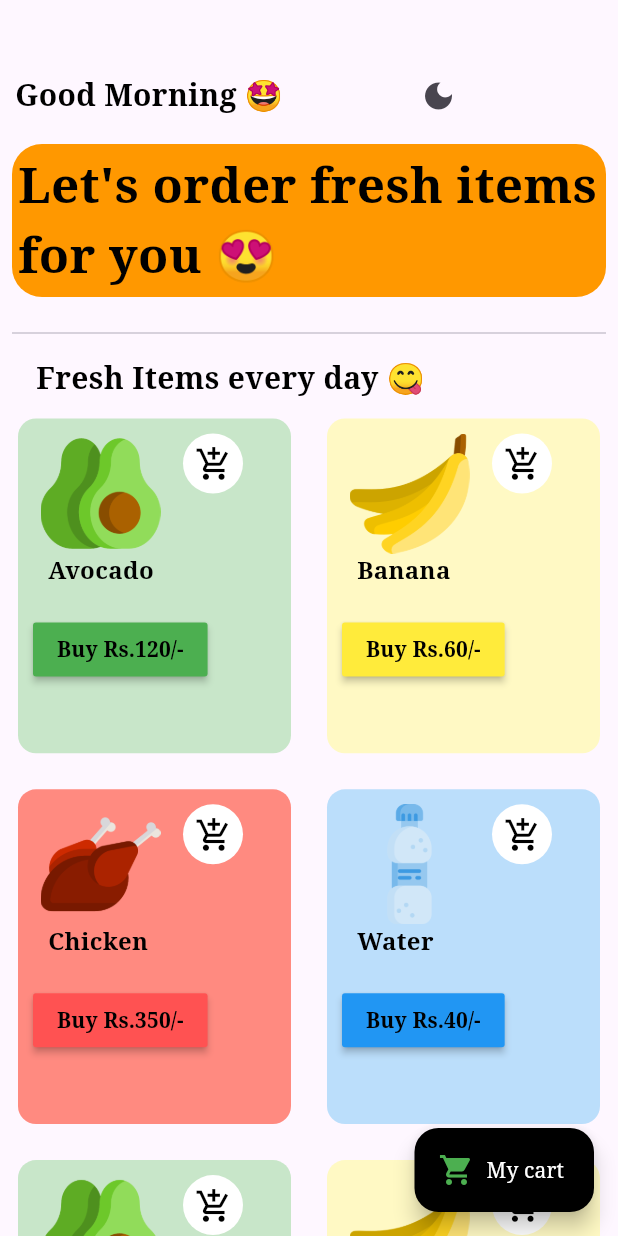
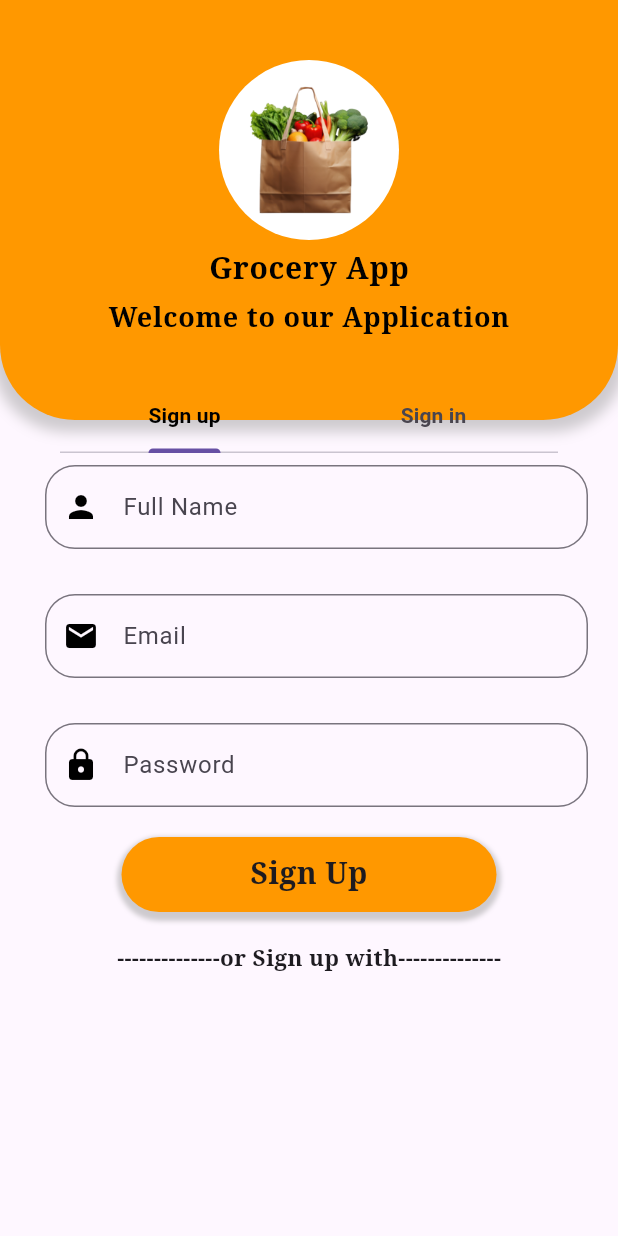
Before and after one commit to krishnarajkumar0610/grocery_app, a Flutter app: the screen it shows after launch, on a phone screen of 412 x 824 dp. Run offline on Flutter 3.47's test engine with Material 3 defaults, Android fonts, the phone set to English and light mode, and no system bars; our stand-ins replace flutter_bloc, google_fonts.

Commit message:
Grocery App

```diff
--- a/grocery_app/lib/bloc/grocery_bloc.dart
+++ b/grocery_app/lib/bloc/grocery_bloc.dart
@@ -17,7 +17,7 @@ class GroceryBloc extends Bloc<GrossEvents, GroceryStates> {
       int index = event.index!;
       cartItems.removeAt(index);
 
-      emit(GroceryStates(cartItems: cartItems,themeStatus: event.themeStatus));
+      emit(GroceryStates(cartItems: cartItems, themeStatus: event.themeStatus));
     });
 
     on<ChangeTheme>((event, emit) async {
@@ -26,7 +26,20 @@ class GroceryBloc extends Bloc<GrossEvents, GroceryStates> {
       theme = !theme;
       List localCarts = event.cartItems!;
       print(theme);
-      emit(GroceryStates(themeStatus: theme, cartItems: localCarts));
+      emit(GroceryStates(themeStatus: theme, cartItems: localCarts,greetingStatus: state.greetingStatus!));
+    });
+
+    on<TimeStatus>((event, emit) async {
+      var hour = DateTime.now().hour;
+      if (hour >= 6 && hour < 12) {
+        emit(GroceryStates(greetingStatus: "Good Morning 🥞", cartItems: event.cartItems!));
+      } else if (hour >= 12 && hour < 17) {
+        emit(GroceryStates(greetingStatus: "Good Afternoon 🍕", cartItems: event.cartItems));
+      } else if (hour >= 17 && hour < 19) {
+        emit(GroceryStates(greetingStatus: "Good Evening 🍫", cartItems: event.cartItems));
+      } else {
+        emit(GroceryStates(greetingStatus: "Good Night 🍛", cartItems: event.cartItems));
+      }
     });
   }
 }
--- a/grocery_app/lib/bloc/grocery_events.dart
+++ b/grocery_app/lib/bloc/grocery_events.dart
@@ -10,14 +10,20 @@ class RemoveItem extends GrossEvents {
   int? index; // this will store the index value
   List localCarts;
   bool? themeStatus;
-  RemoveItem({this.index, required this.localCarts,this.themeStatus
-  });
+
+  RemoveItem({this.index, required this.localCarts, this.themeStatus});
 }
 
 class ChangeTheme extends GrossEvents {
   bool? themeStatus;
   final List? cartItems;
-  ChangeTheme({this.themeStatus,this.cartItems}) {
-    print("VANTEA");
-  }
+  final String? greetings;
+
+  ChangeTheme({this.themeStatus, this.cartItems, this.greetings});
 }
+
+class TimeStatus extends GrossEvents {
+  final List? cartItems;
+
+  TimeStatus({this.cartItems});
+}
--- a/grocery_app/lib/bloc/grocery_states.dart
+++ b/grocery_app/lib/bloc/grocery_states.dart
@@ -67,10 +67,12 @@ class GroceryStates {
   int quantity;
 
   bool? themeStatus;
+  String? greetingStatus;
 
   GroceryStates(
       {this.totalPrice,
       required this.cartItems,
       this.quantity = 1,
+      this.greetingStatus,
       this.themeStatus = true});
 }
--- a/grocery_app/lib/main.dart
+++ b/grocery_app/lib/main.dart
@@ -1,5 +1,6 @@
 import 'package:flutter/material.dart';
 import 'package:flutter_bloc/flutter_bloc.dart';
+import 'package:grocery_app/screens/new_user.dart';
 
 import 'bloc/grocery_bloc.dart';
 import 'bloc/grocery_states.dart';
--- a/grocery_app/lib/screens/cart_page.dart
+++ b/grocery_app/lib/screens/cart_page.dart
@@ -31,8 +31,10 @@ class _CartPageState extends State<CartPage> {
           // Your UI based on state goes here
           return state.cartItems!.isEmpty
               ? const Center(
-                  child:Icon(Icons.remove_shopping_cart,size: 100,)
-          )
+                  child: Icon(
+                  Icons.remove_shopping_cart,
+                  size: 200,
+                ))
               : ListView.builder(
                   itemCount: state.cartItems!.length!,
                   itemBuilder: (context, index) {
--- a/grocery_app/lib/screens/home_page.dart
+++ b/grocery_app/lib/screens/home_page.dart
@@ -25,28 +25,53 @@ class HomePage extends StatelessWidget {
               ),
               Padding(
                 padding: const EdgeInsets.symmetric(horizontal: 10),
-                child: Row(children: [
+                child: Row(
+                    mainAxisAlignment: MainAxisAlignment.spaceAround,
+                    children: [
                       Text(
-                    "Good Morning 🤩",
+                        state.greetingStatus ?? "Good Morning",
                         style: GoogleFonts.notoSerif(
                             fontWeight: FontWeight.bold,
                             fontSize: 20,
-                        color:
-                            state.themeStatus! ? Colors.black : Colors.white),
-                  ),
-                  const SizedBox(
-                    width: 80,
+                            color: state.themeStatus!
+                                ? Colors.black
+                                : Colors.white),
                       ),
                       IconButton(
                           onPressed: () {
                             print("CALLING THEME");
                             context.read<GroceryBloc>().add(ChangeTheme(
                                   themeStatus: state.themeStatus,
-                            cartItems: state.cartItems));
+                                  cartItems: state.cartItems,
+                                ));
                           },
                           icon: state.themeStatus!
-                          ? const Icon(Icons.dark_mode)
-                          : const Icon(Icons.sunny, color: Colors.yellow))
+                              ? const Icon(
+                                  Icons.dark_mode,
+                                  size: 30,
+                                )
+                              : const Icon(
+                                  Icons.sunny,
+                                  color: Colors.yellow,
+                                  size: 30,
+                                )),
+                      CircleAvatar(
+                          radius: 25,
+                          backgroundColor: state.themeStatus!?Colors.black:Colors.white,
+                          child: IconButton(
+                            onPressed: () {
+                              Navigator.push(
+                                  context,
+                                  MaterialPageRoute(
+                                    builder: (context) => const CartPage(),
+                                  ));
+                            },
+                            icon: const Icon(
+                              Icons.shopping_cart,
+                              color: Colors.green,
+                              size: 30,
+                            ),
+                          ))
                     ]),
               ),
               Padding(
@@ -98,24 +123,9 @@ class HomePage extends StatelessWidget {
                       ),
                     );
                   },
-              ))
+                ),
+              )
             ],
-          ),
-        ),
-        floatingActionButton: FloatingActionButton.extended(
-          backgroundColor: Colors.black,
-          onPressed: () => Navigator.push(
-              context,
-              MaterialPageRoute(
-                builder: (context) => const CartPage(),
-              )),
-          label: Text(
-            "My cart",
-            style: GoogleFonts.notoSerif(color: Colors.white),
-          ),
-          icon: const Icon(
-            Icons.shopping_cart,
-            color: Colors.green,
           ),
         ),
       ),
--- /dev/null
+++ b/grocery_app/lib/screens/new_user.dart
@@ -0,0 +1,208 @@
+import 'package:flutter/material.dart';
+import 'package:google_fonts/google_fonts.dart';
+import 'package:grocery_app/screens/home_page.dart';
+
+class NewUser extends StatefulWidget {
+  const NewUser({Key? key}) : super(key: key);
+
+  @override
+  State<NewUser> createState() => _NewUserState();
+}
+
+class _NewUserState extends State<NewUser> {
+  final _fullName = TextEditingController();
+  final _email = TextEditingController();
+  final _password = TextEditingController();
+
+  @override
+  Widget build(BuildContext context) {
+    return DefaultTabController(
+      length: 2,
+      child: Scaffold(
+        appBar: PreferredSize(
+          preferredSize: const Size.fromHeight(280),
+          child: Container(
+            decoration: BoxDecoration(
+              boxShadow: [
+                BoxShadow(
+                  color: Colors.grey.withOpacity(0.5),
+                  spreadRadius: 5,
+                  blurRadius: 7,
+                  offset: const Offset(0, 3),
+                ),
+              ],
+              color: Colors.orange, // Background color
+              borderRadius: const BorderRadius.only(
+                bottomLeft: Radius.circular(50),
+                bottomRight: Radius.circular(50),
+              ),
+            ),
+            child: Column(
+              children: [
+                Padding(
+                  padding: const EdgeInsets.only(top: 40.0),
+                  child: SizedBox(
+                    width: 120,
+                    height: 120,
+                    child: CircleAvatar(
+                      backgroundColor: Colors.white,
+                      child: Padding(
+                        padding: const EdgeInsets.all(15.0),
+                        child: Image.asset(
+                          "assets/logo.png",
+                        ),
+                      ),
+                    ),
+                  ),
+                ),
+                Padding(
+                  padding: const EdgeInsets.only(top: 5.0),
+                  child: Text(
+                    "Grocery App",
+                    style: GoogleFonts.notoSerif(
+                      fontWeight: FontWeight.bold,
+                      fontSize: 20,
+                      color: Colors.black,
+                      letterSpacing: 0.5,
+                    ),
+                  ),
+                ),
+                Padding(
+                  padding: const EdgeInsets.only(top: 5.0),
+                  child: Text(
+                    "Welcome to our Application",
+                    style: GoogleFonts.notoSerif(
+                      fontWeight: FontWeight.bold,
+                      fontSize: 18,
+                      color: Colors.black,
+                      letterSpacing: 0.5,
+                    ),
+                  ),
+                ),
+                const Padding(
+                  padding: EdgeInsets.only(top: 29, left: 40, right: 40),
+                  child: TabBar(
+                    labelColor: Colors.black, // Set tab text color
+                    labelStyle: TextStyle(
+                      fontWeight: FontWeight.bold, // Set tab text font weight
+                    ),
+                    tabs: [
+                      Tab(
+                        text: "Sign up",
+                      ),
+                      Tab(
+                        text: "Sign in",
+                      ),
+                    ],
+                  ),
+                ),
+              ],
+            ),
+          ),
+        ),
+        body: TabBarView(
+          children: [
+            // Content of Sign up tab
+            ListView(children: [
+              Column(
+                children: [
+                  Padding(
+                      padding: const EdgeInsets.only(
+                          left: 30.0, right: 20.0, top: 30),
+                      child: getField(
+                          _fullName,
+                          "Full Name",
+                          const Icon(
+                            Icons.person,
+                            color: Colors.black,
+                          ))),
+                  Padding(
+                      padding: const EdgeInsets.only(
+                          left: 30.0, right: 20.0, top: 30),
+                      child: getField(
+                          _email,
+                          "Email",
+                          const Icon(
+                            Icons.email,
+                            color: Colors.black,
+                          ))),
+                  Padding(
+                      padding: const EdgeInsets.only(
+                          left: 30.0, right: 20.0, top: 30),
+                      child: getField(
+                          _fullName,
+                          "Password",
+                          const Icon(
+                            Icons.lock,
+                            color: Colors.black,
+                          ))),
+                  Padding(
+                    padding: const EdgeInsets.all(20.0),
+                    child: GestureDetector(
+                      onTap: () {
+                        // when i sign up then it need to display a box to tell go to sign in page
+                        Navigator.pushReplacement(
+                            context,
+                            MaterialPageRoute(
+                              builder: (context) => const HomePage(),
+                            ));
+                      },
+                      child: Container(
+                        width: 250,
+                        height: 50,
+                        decoration: BoxDecoration(
+                            borderRadius: BorderRadius.circular(30),
+                            color: Colors.orange,
+                            boxShadow: [
+                              BoxShadow(
+                                color: Colors.grey.withOpacity(0.5),
+                                spreadRadius: 3,
+                                blurRadius: 2,
+                                offset: const Offset(0, 3),
+                              ),
+                            ]),
+                        child: Center(
+                          child: Text(
+                            "Sign Up",
+                            style: GoogleFonts.notoSerif(
+                                fontWeight: FontWeight.bold, fontSize: 20),
+                          ),
+                        ),
+                      ),
+                    ),
+                  ),
+                  Text(
+                    "--------------or Sign up with--------------",
+                    style: GoogleFonts.notoSerif(
+                        fontWeight: FontWeight.bold, fontSize: 15),
+                  ),
+                  Row(
+                    mainAxisAlignment: MainAxisAlignment.spaceAround,
+                    children: [],
+                  )
+                ],
+              ),
+            ]),
+            // Content of Sign in tab
+            const Center(
+              child: Text(
+                'Sign in content',
+                style: TextStyle(fontSize: 20),
+              ),
+            ),
+          ],
+        ),
+      ),
+    );
+  }
+
+  Widget getField(TextEditingController text, String lableText, Icon icon) {
+    return TextField(
+      controller: text,
+      decoration: InputDecoration(
+          labelText: lableText,
+          prefixIcon: icon,
+          border: OutlineInputBorder(borderRadius: BorderRadius.circular(20))),
+    );
+  }
+}
```
Also changed, not shown: grocery_app/lib/screens/intro_page.dart (+8 -3 lines), grocery_app/lib/screens/order_page.dart (+48 -5 lines). Lines whose indentation alone changed are shown as unchanged.
